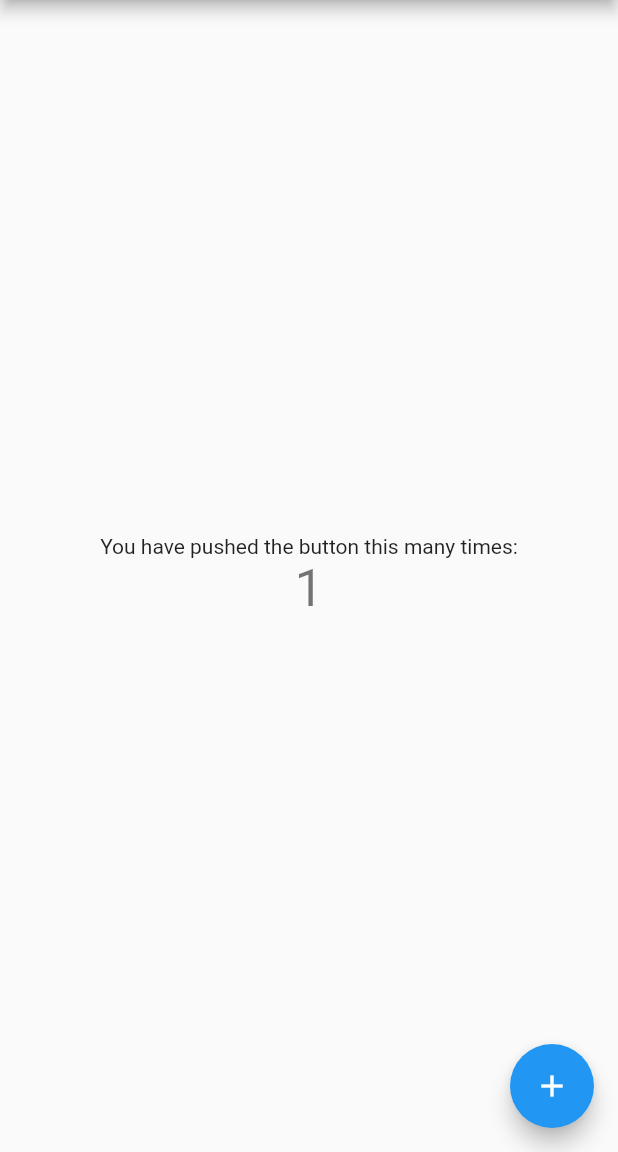
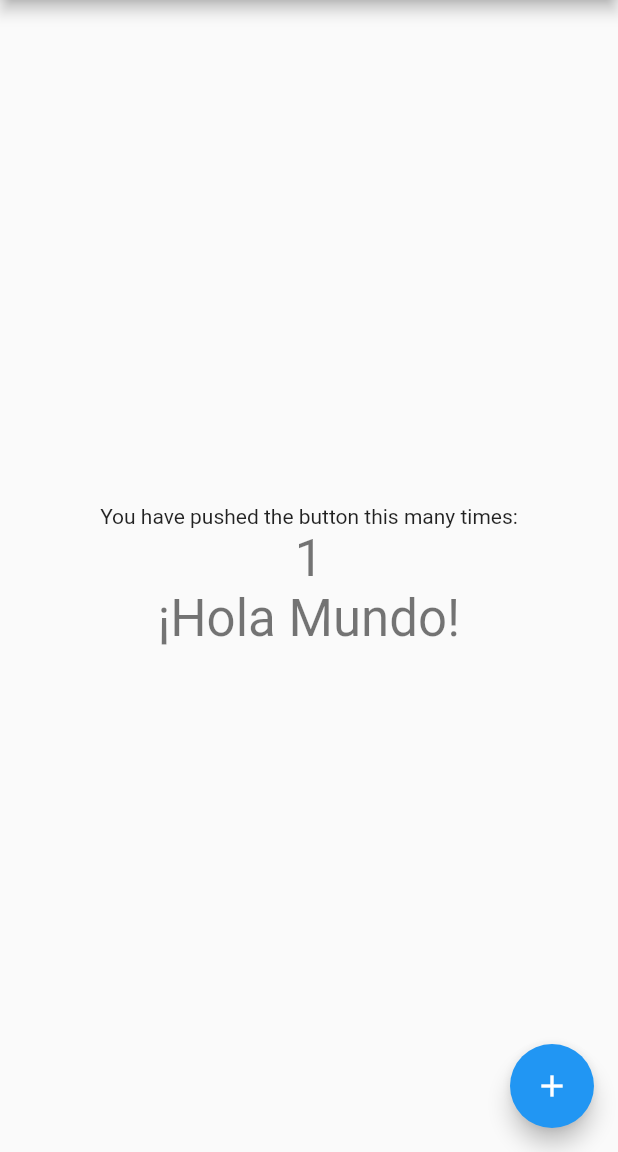
Before and after one commit to abhishek-joflee/localization_demo, a Flutter app: the screen it shows after launch, after a tap on the "add" icon, on a phone screen of 412 x 824 dp, the part 84-1236 px from its top. Run offline on Flutter 3.47's test engine with Material 2 defaults, Android fonts, the phone set to English and light mode, and no system bars; generated files the repository leaves out were written again.

Commit message:
hellow world localized

```diff
--- /dev/null
+++ b/l10n.yaml
@@ -0,0 +1,3 @@
+arb-dir: lib/l10n
+template-arb-file: app_en.arb
+output-localization-file: app_localizations.dart
--- /dev/null
+++ b/lib/l10n/app_en.arb
@@ -0,0 +1,6 @@
+{
+  "@helloWorld": {
+    "description": "The conventional newborn programmer greeting"
+  },
+  "helloWorld": "Hello World!"
+}
--- /dev/null
+++ b/lib/l10n/app_es.arb
@@ -0,0 +1,3 @@
+{
+  "helloWorld": "¡Hola Mundo!"
+}
--- a/lib/main.dart
+++ b/lib/main.dart
@@ -1,11 +1,28 @@
 import 'package:flutter/material.dart';
+import 'package:flutter_gen/gen_l10n/app_localizations.dart';
 
 void main() {
   runApp(const MyApp());
 }
 
-class MyApp extends StatelessWidget {
+class MyApp extends StatefulWidget {
   const MyApp({Key? key}) : super(key: key);
+
+  static _MyAppState? of(BuildContext context) =>
+      context.findAncestorStateOfType<_MyAppState>();
+
+  @override
+  State<MyApp> createState() => _MyAppState();
+}
+
+class _MyAppState extends State<MyApp> {
+  Locale? _locale;
+
+  void setLocale(Locale value) {
+    setState(() {
+      _locale = value;
+    });
+  }
 
   @override
   Widget build(BuildContext context) {
@@ -14,6 +31,9 @@ class MyApp extends StatelessWidget {
       theme: ThemeData(
         primarySwatch: Colors.blue,
       ),
+      locale: _locale,
+      localizationsDelegates: AppLocalizations.localizationsDelegates,
+      supportedLocales: AppLocalizations.supportedLocales,
       home: const MyHomePage(title: 'Flutter Demo Home Page'),
     );
   }
@@ -32,6 +52,7 @@ class _MyHomePageState extends State<MyHomePage> {
   int _counter = 0;
 
   void _incrementCounter() {
+    MyApp.of(context)?.setLocale(const Locale.fromSubtags(languageCode: 'es'));
     setState(() {
       _counter++;
     });
@@ -54,6 +75,10 @@ class _MyHomePageState extends State<MyHomePage> {
               '$_counter',
               style: Theme.of(context).textTheme.headline4,
             ),
+            Text(
+              AppLocalizations.of(context)!.helloWorld,
+              style: Theme.of(context).textTheme.headline4,
+            ),
           ],
         ),
       ),
```
Also changed, not shown: pubspec.yaml (+4 -66 lines), pubspec.lock.
